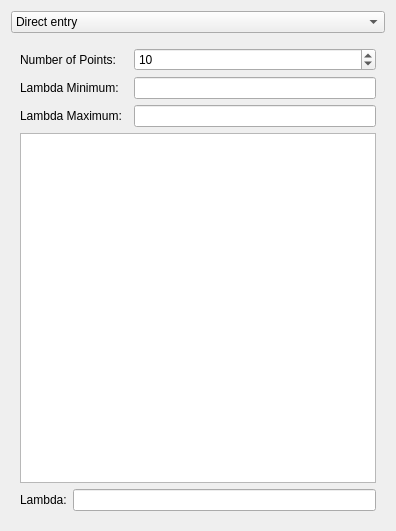
Old version of the form src/Interface/Modules/Inverse/SolveInverseProblemWithTikhonovTSVDDialog.ui in the repository SCIInstitute/SCIRun.
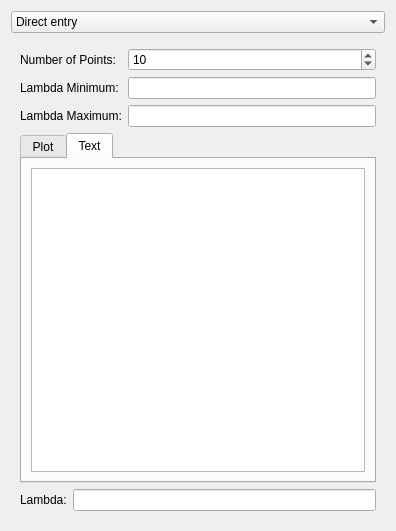
New version of the form. The open tabs and pages were chosen to show the change.

Commit message:
Extract class, add to other module UIs
Still need to do modules

The edit to the form file:
```diff
--- a/src/Interface/Modules/Inverse/SolveInverseProblemWithTikhonovTSVDDialog.ui
+++ b/src/Interface/Modules/Inverse/SolveInverseProblemWithTikhonovTSVDDialog.ui
@@ -164,19 +164,80 @@
       </layout>
      </widget>
      <widget class="QWidget" name="page_3">
-      <layout class="QGridLayout" name="gridLayout_8">
-       <item row="2" column="0">
-        <widget class="QLabel" name="label_7">
-         <property name="text">
-          <string>Lambda Maximum:</string>
-         </property>
-        </widget>
-       </item>
-       <item row="4" column="0" colspan="3">
-        <layout class="QHBoxLayout" name="horizontalLayout_2">
-         <item>
+      <layout class="QVBoxLayout" name="verticalLayout">
+       <item>
+        <layout class="QGridLayout" name="gridLayout_2">
+         <item row="0" column="0">
           <widget class="QLabel" name="label_6">
            <property name="text">
+            <string>Number of Points:</string>
+           </property>
+          </widget>
+         </item>
+         <item row="0" column="1">
+          <widget class="QSpinBox" name="lambdaNumberSpinBox_">
+           <property name="maximum">
+            <number>9999999</number>
+           </property>
+           <property name="value">
+            <number>10</number>
+           </property>
+          </widget>
+         </item>
+         <item row="1" column="0">
+          <widget class="QLabel" name="label_8">
+           <property name="text">
+            <string>Lambda Minimum:</string>
+           </property>
+          </widget>
+         </item>
+         <item row="1" column="1">
+          <widget class="QLineEdit" name="lCurveMinLineEdit_"/>
+         </item>
+         <item row="2" column="0">
+          <widget class="QLabel" name="label_9">
+           <property name="text">
+            <string>Lambda Maximum:</string>
+           </property>
+          </widget>
+         </item>
+         <item row="2" column="1">
+          <widget class="QLineEdit" name="lCurveMaxLineEdit_"/>
+         </item>
+        </layout>
+       </item>
+       <item>
+        <widget class="QTabWidget" name="tabWidget">
+         <property name="currentIndex">
+          <number>0</number>
+         </property>
+         <widget class="QWidget" name="plotTab_">
+          <attribute name="title">
+           <string>Plot</string>
+          </attribute>
+          <layout class="QVBoxLayout" name="verticalLayout_6"/>
+         </widget>
+         <widget class="QWidget" name="tab_2">
+          <attribute name="title">
+           <string>Text</string>
+          </attribute>
+          <layout class="QHBoxLayout" name="horizontalLayout_2">
+           <item>
+            <widget class="QTextEdit" name="lCurveTextEdit_">
+             <property name="readOnly">
+              <bool>true</bool>
+             </property>
+            </widget>
+           </item>
+          </layout>
+         </widget>
+        </widget>
+       </item>
+       <item>
+        <layout class="QHBoxLayout" name="horizontalLayout_3">
+         <item>
+          <widget class="QLabel" name="label_7">
+           <property name="text">
             <string>Lambda:</string>
            </property>
           </widget>
@@ -190,43 +251,6 @@
          </item>
         </layout>
        </item>
-       <item row="3" column="0" colspan="3">
-        <widget class="QTextEdit" name="lCurveTextEdit_">
-         <property name="readOnly">
-          <bool>true</bool>
-         </property>
-        </widget>
-       </item>
-       <item row="1" column="0">
-        <widget class="QLabel" name="label_10">
-         <property name="text">
-          <string>Lambda Minimum:</string>
-         </property>
-        </widget>
-       </item>
-       <item row="0" column="0">
-        <widget class="QLabel" name="label_9">
-         <property name="text">
-          <string>Number of Points:</string>
-         </property>
-        </widget>
-       </item>
-       <item row="0" column="2">
-        <widget class="QSpinBox" name="lambdaNumberSpinBox_">
-         <property name="maximum">
-          <number>9999999</number>
-         </property>
-         <property name="value">
-          <number>10</number>
-         </property>
-        </widget>
-       </item>
-       <item row="1" column="2">
-        <widget class="QLineEdit" name="lCurveMinLineEdit_"/>
-       </item>
-       <item row="2" column="2">
-        <widget class="QLineEdit" name="lCurveMaxLineEdit_"/>
-       </item>
       </layout>
      </widget>
     </widget>
```
Left out of the diff: 16 changed lines with no effect on the pictures. The commit also changes 7 other files.
